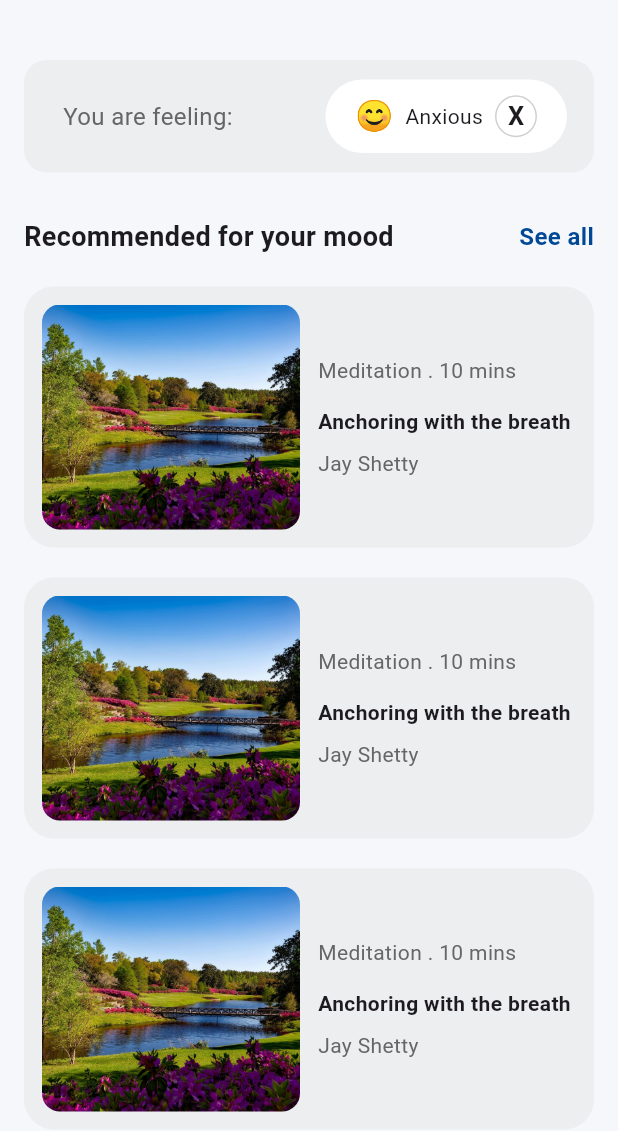
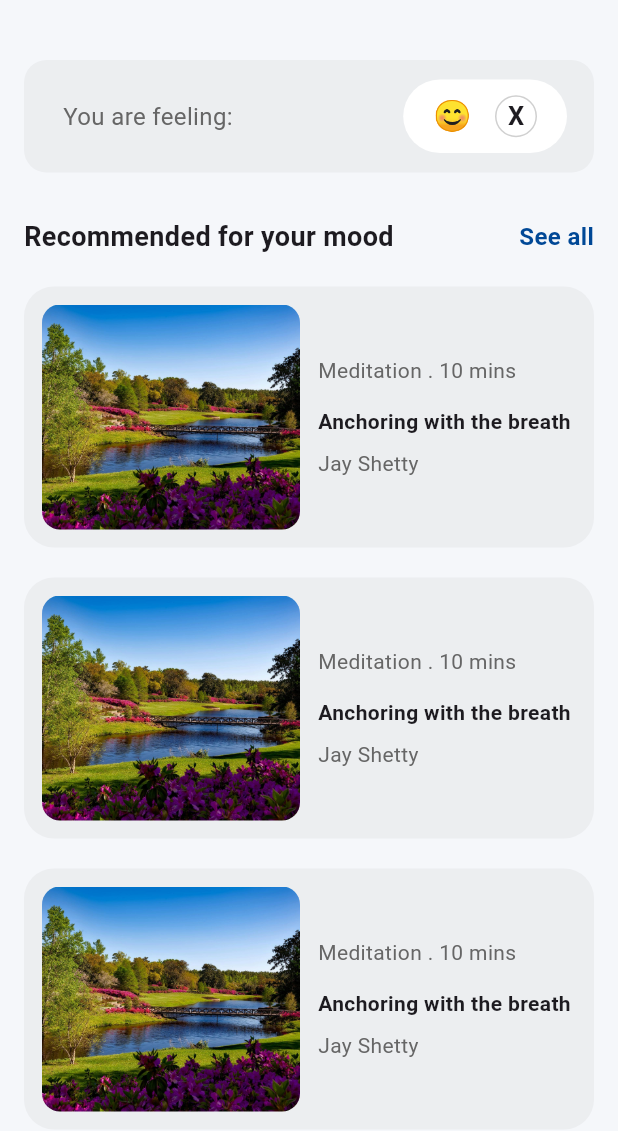
Before and after one commit to JoshuaOzibo/Mental_health_ui, a Flutter app: the screen it shows after launch, after a tap on "How are you feeling today?", after a tap on "Continue", on a phone screen of 412 x 824 dp, the part 105-1236 px from its top. Run offline on Flutter 3.47's test engine with Material 3 defaults, Android fonts, the phone set to English and light mode, and no system bars.

Commit message:
feat: update BottomShitcontainer to manage selected feeling and pass it to RecommendedMoodPage

```diff
--- a/lib/features/home_page/screens/bottom_shit_container.dart
+++ b/lib/features/home_page/screens/bottom_shit_container.dart
@@ -4,15 +4,14 @@ import 'package:mental_health_mobile_app/features/recommended_mood_page/screens/
 import '../../../core/static/data.dart';
 
 class BottomShitcontainer extends StatefulWidget {
-  const BottomShitcontainer({super.key, required this.selected});
-  final selected;
+  const BottomShitcontainer({super.key});
 
   @override
   State<BottomShitcontainer> createState() => _BottomShitcontainerState();
 }
 
 class _BottomShitcontainerState extends State<BottomShitcontainer> {
-  final String selected = "";
+  String selected = "";
 
   @override
   Widget build(BuildContext context) {
@@ -85,7 +84,7 @@ class _BottomShitcontainerState extends State<BottomShitcontainer> {
                 onPressed: () => Navigator.push(
                   context,
                   MaterialPageRoute(
-                    builder: (context) => RecommendedMoodPage(),
+                    builder: (context) => RecommendedMoodPage(selected: selected),
                   ),
                 ),
                 child: Text(
--- a/lib/features/home_page/screens/home_screen.dart
+++ b/lib/features/home_page/screens/home_screen.dart
@@ -32,7 +32,7 @@ class HomeScreen extends StatelessWidget {
                   showBottomSheet(
                     context: context,
                     builder: (BuildContext context) {
-                      return BottomShitcontainer(selected: '',);
+                      return BottomShitcontainer();
                     },
                   ),
                 },
--- a/lib/features/recommended_mood_page/components/selected_feelings_button.dart
+++ b/lib/features/recommended_mood_page/components/selected_feelings_button.dart
@@ -1,7 +1,8 @@
 import 'package:flutter/material.dart';
 
 class SelectedFeelingsButton extends StatelessWidget {
-  const SelectedFeelingsButton({super.key});
+  const SelectedFeelingsButton({super.key, required this.feeling});
+  final String feeling;
 
   @override
   Widget build(BuildContext context) {
@@ -15,7 +16,7 @@ class SelectedFeelingsButton extends StatelessWidget {
         spacing: 8,
         children: [
           Text('😊', style: TextStyle(fontSize: 20)),
-          Text('Anxious'),
+          Text(feeling, style: TextStyle(fontSize: 16, fontWeight: FontWeight.w500)),
           Center(
             child: Container(
               width: 28,
--- a/lib/features/recommended_mood_page/screens/recommended_mood_page.dart
+++ b/lib/features/recommended_mood_page/screens/recommended_mood_page.dart
@@ -7,7 +7,8 @@ import '../../../core/colors/nova_colors.dart';
 import '../../../core/static/data.dart';
 
 class RecommendedMoodPage extends StatelessWidget {
-  const RecommendedMoodPage({super.key});
+  const RecommendedMoodPage({super.key, required this.selected});
+  final String selected;
 
   @override
   Widget build(BuildContext context) {
@@ -22,7 +23,7 @@ class RecommendedMoodPage extends StatelessWidget {
             children: [
               SizedBox(height: 30),
               FellingsButton(
-                trailing: SelectedFeelingsButton(),
+                trailing: SelectedFeelingsButton(feeling: selected),
                 onPressed: () => {Navigator.pop(context)},
                 text: 'You are feeling:',
               ),
```
